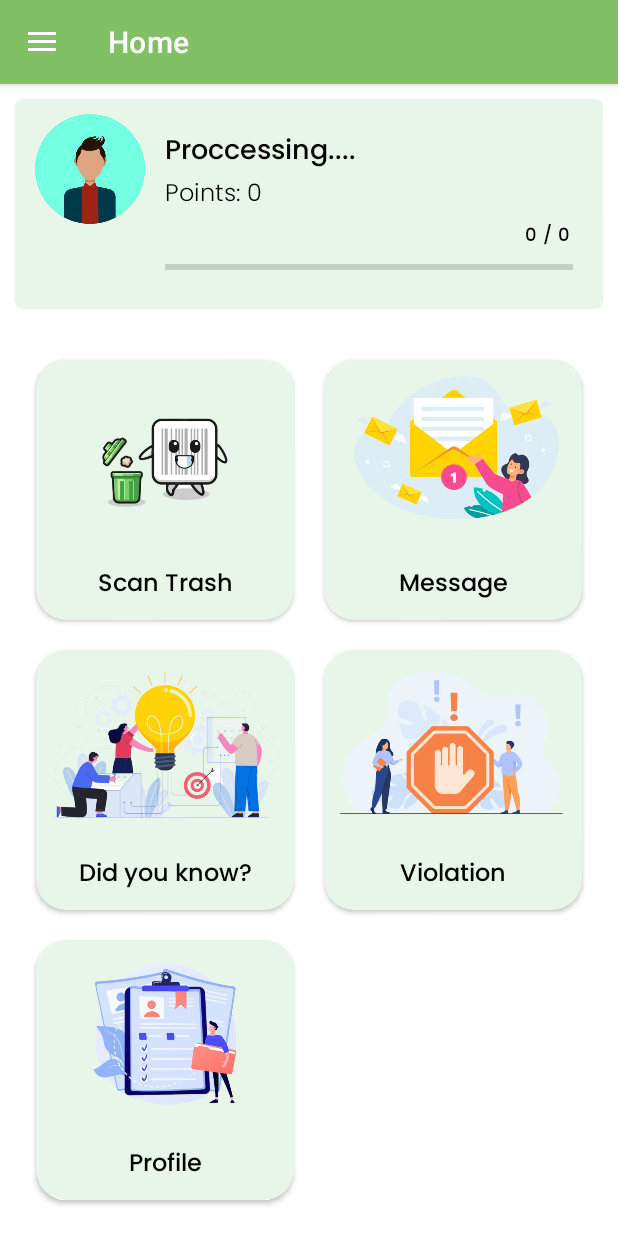
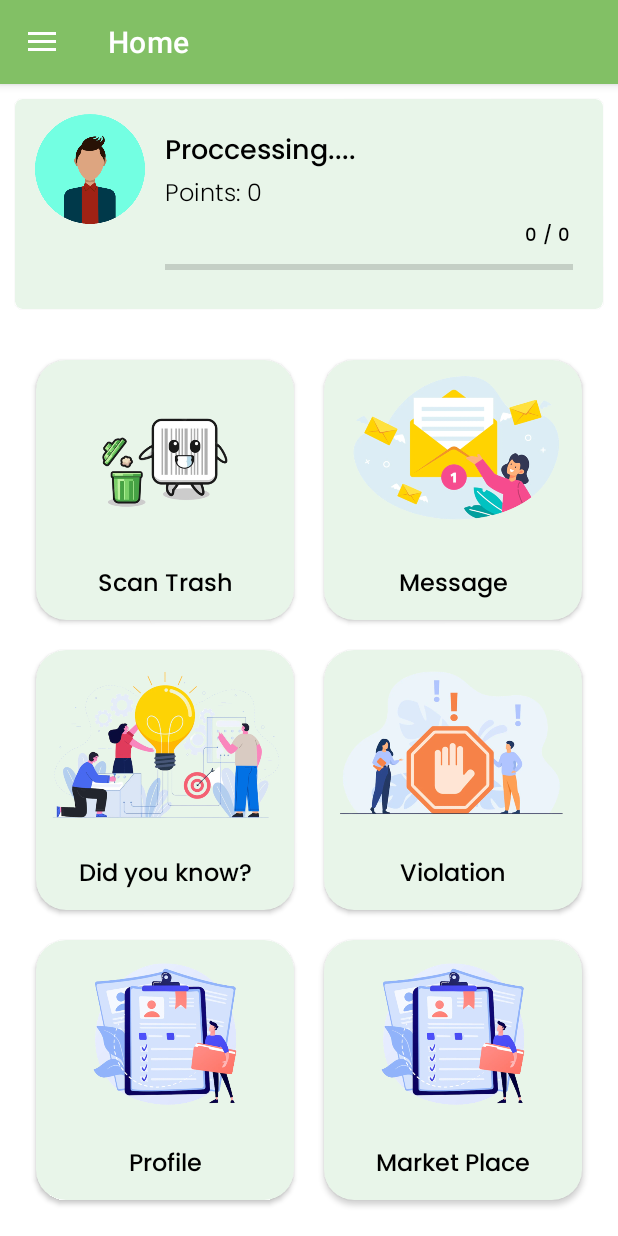
Before and after one commit to flysolo17/jewel, an Android app: the MainActivity screen opened directly, with no data from a screen before it, on a phone screen of 412 x 824 dp. Run offline under Robolectric (Android 15) with nearby library versions, the phone set to English and light mode, and no system bars; our stand-ins replace CircleImageView, Firebase (no records; nobody signed in at launch, a user with empty details on screens opened directly), Picasso, navigation-ui.

Commit message:
marketplace

```diff
--- a/app/src/main/java/com/example/trash_scan/fragments/HomeFragment.java
+++ b/app/src/main/java/com/example/trash_scan/fragments/HomeFragment.java
@@ -81,6 +81,10 @@ public class HomeFragment extends Fragment implements DestinationAdapter.OnDesti
             }
 
         });
+        binding.cardViewMarketPlace.setOnClickListener(v -> {
+            Navigation.findNavController(view).navigate(R.id.action_nav_home_to_marketPlaceFragment2);
+        });
+
         binding.recyclerviewDestinations.setLayoutManager(new LinearLayoutManager(requireContext(),LinearLayoutManager.HORIZONTAL,false));
         binding.recyclerviewDestinations.setAdapter(destinationAdapter);
 
--- a/app/src/main/res/layout/fragment_home.xml
+++ b/app/src/main/res/layout/fragment_home.xml
@@ -322,6 +322,37 @@
                     android:gravity="center" />
             </LinearLayout>
         </androidx.cardview.widget.CardView>
+        <androidx.cardview.widget.CardView
+            android:layout_width="0dp"
+            android:layout_height="0dp"
+            android:layout_rowWeight="1"
+            android:layout_columnWeight="1"
+            android:id="@+id/cardViewMarketPlace"
+            app:cardBackgroundColor="#E8F5E9"
+            android:layout_margin="10dp"
+            app:cardCornerRadius="20dp">
+            <LinearLayout
+                android:layout_width="match_parent"
+                android:layout_height="wrap_content"
+                android:gravity="center"
+                android:orientation="vertical">
+                <ImageView
+                    android:layout_width="match_parent"
+                    android:layout_height="wrap_content"
+                    android:layout_weight="1"
+                    android:src="@drawable/profile"/>
+                <TextView
+                    android:layout_width="match_parent"
+                    android:layout_height="wrap_content"
+                    android:padding="10dp"
+                    android:text="Market Place"
+                    android:fontFamily="@font/poppins_medium"
+                    android:textSize="16sp"
+                    android:textColor="@color/black"
+                    android:gravity="center" />
+            </LinearLayout>
+        </androidx.cardview.widget.CardView>
+
 
 
     </GridLayout>
--- a/app/src/main/res/navigation/nav_bar_navigation.xml
+++ b/app/src/main/res/navigation/nav_bar_navigation.xml
@@ -28,6 +28,9 @@
         <action
             android:id="@+id/action_nav_home_to_destinationInfoFragment"
             app:destination="@id/destinationInfoFragment" />
+        <action
+            android:id="@+id/action_nav_home_to_marketPlaceFragment2"
+            app:destination="@id/marketPlaceFragment2" />
 
     </fragment>
     <fragment
```
